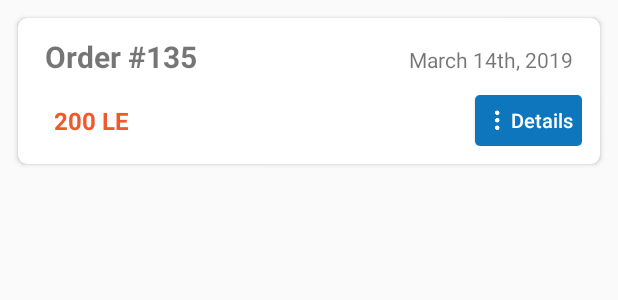
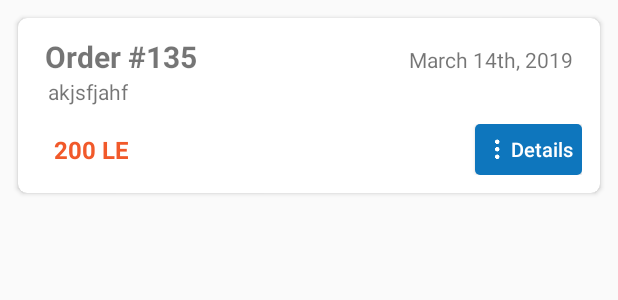
Before and after one commit to Raawaan/CarSpareParts, an Android app: the layout order_content.xml on its own in the app's theme, with its tools: preview values and no code run, on a phone screen of 412 x 824 dp. Shown: the top 300 px of the screen. Run offline under Robolectric (Android 15) with nearby library versions, the phone set to English and light mode, and no system bars.

Commit message:
fix merge errors

```diff
--- a/app/src/main/java/com/example/carspareparts/main/MainActivity.kt
+++ b/app/src/main/java/com/example/carspareparts/main/MainActivity.kt
@@ -16,7 +16,6 @@ import androidx.lifecycle.ViewModelProviders
 import com.example.carspareparts.AboutFragment
 import com.example.carspareparts.ConnectionLiveData
 import com.example.carspareparts.InternetConnectionTextView
-import com.example.carspareparts.home.HomeFragment
 import com.example.carspareparts.login.LoginActivity
 import com.parse.ParseUser
 import kotlinx.android.synthetic.main.activity_main.*
@@ -25,6 +24,7 @@ import kotlinx.android.synthetic.main.app_bar_home.*
 import com.example.carspareparts.R
 import com.example.carspareparts.SparePartDetails
 import com.example.carspareparts.cart.CartActivity
+import com.example.carspareparts.categories.CategoriesFragment
 import com.example.carspareparts.home.HomeFragment
 import com.example.carspareparts.order.OrdersFragment
 import com.example.carspareparts.orderdetails.OrderDetailsFragment
--- a/app/src/main/java/com/example/carspareparts/sparepartdetails/SparePartDetailsFragment.kt
+++ b/app/src/main/java/com/example/carspareparts/sparepartdetails/SparePartDetailsFragment.kt
@@ -72,7 +72,7 @@ lateinit var sparePartDetailsViewModel: MainViewModel
 
         })
 
-        sparePartDetailsViewModel= ViewModelProviders.of(this).get(SparePartDetailsViewModel::class.java)
+        sparePartDetailsViewModel= ViewModelProviders.of(activity!!).get(MainViewModel::class.java)
         addToCartBtn.setOnClickListener {
             addToCartBtn.isClickable=false
             sparePartDetails?.run {
--- a/app/src/main/res/layout/order_content.xml
+++ b/app/src/main/res/layout/order_content.xml
@@ -41,6 +41,12 @@
                     android:layout_width="wrap_content"
                     android:layout_height="wrap_content"/>
         </LinearLayout>
+        <TextView android:layout_width="wrap_content"
+                  android:layout_height="wrap_content"
+                  android:id="@+id/orderAddress"
+                  android:text="akjsfjahf"
+                  app:layout_constraintBottom_toBottomOf="parent" app:layout_constraintStart_toStartOf="parent"
+                  android:layout_marginStart="8dp"/>
         <LinearLayout android:layout_width="match_parent"
                       android:layout_height="wrap_content"
                       android:layout_marginTop="@dimen/some_space"
```
